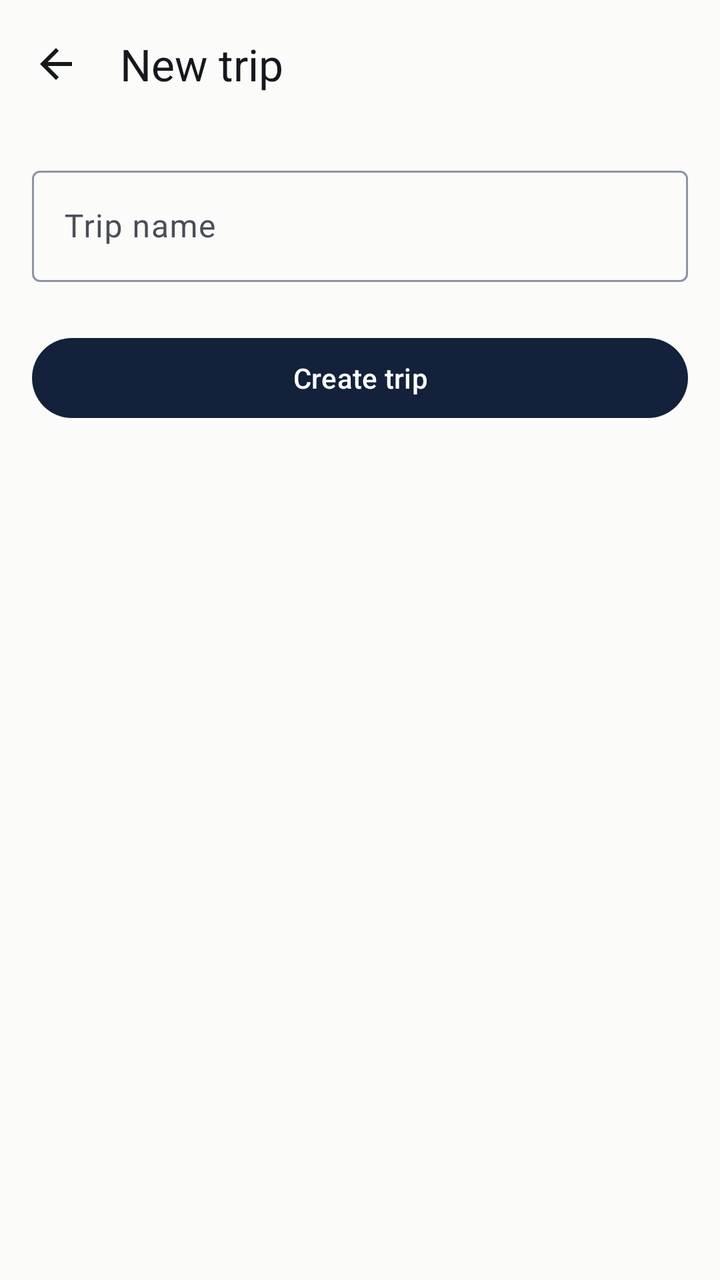
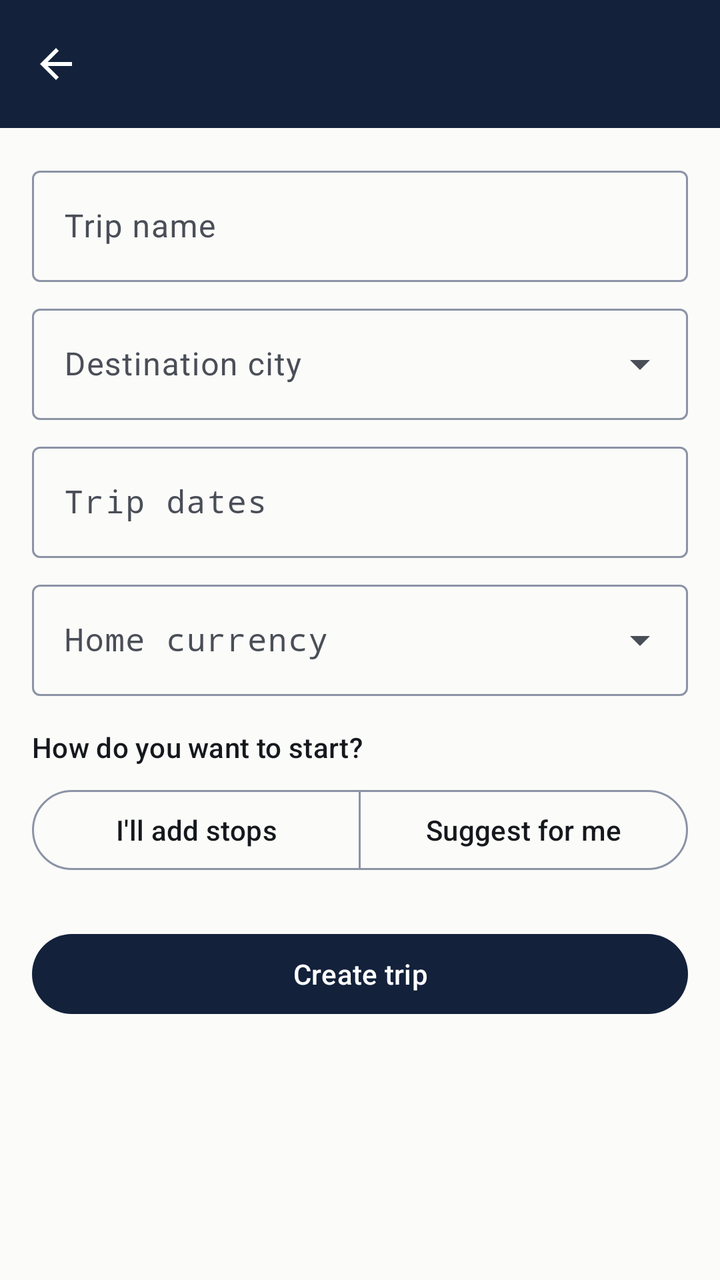

Before-and-after screenshots of an Android layout around one commit, followed by the original layout XML and the change that was made.
<!-- AndroidManifest.xml: application theme Theme.TripFit -->
<!-- res/layout/activity_new_trip.xml -->
<?xml version="1.0" encoding="utf-8"?>
<LinearLayout xmlns:android="http://schemas.android.com/apk/res/android"
    xmlns:app="http://schemas.android.com/apk/res-auto"
    xmlns:tools="http://schemas.android.com/tools"
    android:id="@+id/new_trip_root"
    android:layout_width="match_parent"
    android:layout_height="match_parent"
    android:background="?attr/colorSurface"
    android:orientation="vertical"
    tools:context=".NewTripActivity">

    <com.google.android.material.appbar.MaterialToolbar
        android:id="@+id/toolbar"
        android:layout_width="match_parent"
        android:layout_height="?attr/actionBarSize"
        android:background="?attr/colorSurface"
        app:navigationIcon="@drawable/ic_arrow_back_24"
        app:title="@string/new_trip_title"
        app:titleTextColor="?attr/colorOnSurface" />

    <LinearLayout
        android:layout_width="match_parent"
        android:layout_height="wrap_content"
        android:orientation="vertical"
        android:padding="@dimen/space_md">

        <com.google.android.material.textfield.TextInputLayout
            android:id="@+id/layout_trip_name"
            style="@style/Widget.Material3.TextInputLayout.OutlinedBox"
            android:layout_width="match_parent"
            android:layout_height="wrap_content"
            android:hint="@string/field_trip_name_hint">

            <com.google.android.material.textfield.TextInputEditText
                android:id="@+id/input_trip_name"
                android:layout_width="match_parent"
                android:layout_height="wrap_content"
                android:inputType="textCapWords" />

        </com.google.android.material.textfield.TextInputLayout>

        <com.google.android.material.button.MaterialButton
            android:id="@+id/button_create_trip"
            android:layout_width="match_parent"
            android:layout_height="wrap_content"
            android:layout_marginTop="@dimen/space_lg"
            android:text="@string/action_create_trip" />

    </LinearLayout>

</LinearLayout>
<!-- resources referenced by this layout -->
<resources>
  <dimen name="space_lg">24dp</dimen>
  <dimen name="space_md">16dp</dimen>
  <!-- drawable ic_arrow_back_24 (drawable) -->
  <vector xmlns:android="http://schemas.android.com/apk/res/android"
      android:width="24dp"
      android:height="24dp"
      android:viewportWidth="24"
      android:viewportHeight="24"
      android:tint="?attr/colorOnSurface">
      <path
          android:fillColor="@android:color/white"
          android:pathData="M20,11H7.83l5.59,-5.59L12,4l-8,8 8,8 1.41,-1.41L7.83,13H20v-2z" />
  </vector>
  <string name="action_create_trip">Create trip</string>
  <string name="field_trip_name_hint">Trip name</string>
  <string name="new_trip_title">New trip</string>
  <style name="Theme.TripFit" parent="Base.Theme.TripFit" />
  <style name="Base.Theme.TripFit" parent="Theme.Material3.DayNight.NoActionBar">
          <item name="colorPrimary">@color/md_primary</item>
          <item name="colorOnPrimary">@color/md_on_primary</item>
          <item name="colorPrimaryContainer">@color/md_primary_container</item>
          <item name="colorOnPrimaryContainer">@color/md_on_primary_container</item>
  
          <item name="colorSecondary">@color/md_secondary</item>
          <item name="colorOnSecondary">@color/md_on_secondary</item>
          <item name="colorSecondaryContainer">@color/md_secondary_container</item>
          <item name="colorOnSecondaryContainer">@color/md_on_secondary_container</item>
  
          <item name="android:colorBackground">@color/md_background</item>
          <item name="colorOnBackground">@color/md_on_background</item>
          <item name="colorSurface">@color/md_surface</item>
          <item name="colorOnSurface">@color/md_on_surface</item>
          <item name="colorSurfaceVariant">@color/md_surface_variant</item>
          <item name="colorOnSurfaceVariant">@color/md_on_surface_variant</item>
          <item name="colorOutline">@color/md_outline</item>
      </style>
  <color name="md_primary">#13213B</color>
  <color name="md_on_primary">#FFFFFF</color>
  <color name="md_primary_container">#D7DEEA</color>
  <color name="md_on_primary_container">#13213B</color>
  <color name="md_secondary">#8A5B00</color>
  <color name="md_on_secondary">#FFFFFF</color>
  <color name="md_secondary_container">#FFE8B2</color>
  <color name="md_on_secondary_container">#2B1B00</color>
  <color name="md_background">#FBFBF9</color>
  <color name="md_on_background">#15181D</color>
  <color name="md_surface">#FBFBF9</color>
  <color name="md_on_surface">#15181D</color>
  <color name="md_surface_variant">#E7E9ED</color>
  <color name="md_on_surface_variant">#4A4E57</color>
  <color name="md_outline">#8B93A6</color>
</resources>

<!-- the commit's change to res/layout/activity_new_trip.xml (unified diff, before → after) -->
@@ -9,43 +9,149 @@
     android:orientation="vertical"
     tools:context=".NewTripActivity">
 
+    <include layout="@layout/view_toolbar" />
+
+    <androidx.core.widget.NestedScrollView
+        android:layout_width="match_parent"
+        android:layout_height="0dp"
+        android:layout_weight="1">
+
+        <LinearLayout
+            android:layout_width="match_parent"
+            android:layout_height="wrap_content"
+            android:orientation="vertical"
+            android:padding="@dimen/space_md">
+
+            <com.google.android.material.textfield.TextInputLayout
+                android:id="@+id/layout_trip_name"
+                style="@style/Widget.Material3.TextInputLayout.OutlinedBox"
+                android:layout_width="match_parent"
+                android:layout_height="wrap_content"
+                android:hint="@string/field_trip_name_hint">
+
+                <com.google.android.material.textfield.TextInputEditText
+                    android:id="@+id/input_trip_name"
+                    android:layout_width="match_parent"
+                    android:layout_height="wrap_content"
+                    android:inputType="textCapWords"
+                    android:maxLength="60" />
+
+            </com.google.android.material.textfield.TextInputLayout>
+
+            <com.google.android.material.textfield.TextInputLayout
+                android:id="@+id/layout_city"
+                style="@style/Widget.Material3.TextInputLayout.OutlinedBox.ExposedDropdownMenu"
+                android:layout_width="match_parent"
+                android:layout_height="wrap_content"
+                android:layout_marginTop="@dimen/space_sm"
+                android:hint="@string/field_city_hint">
+
+                <com.google.android.material.textfield.MaterialAutoCompleteTextView
+                    android:id="@+id/input_city"
+                    android:layout_width="match_parent"
+                    android:layout_height="wrap_content"
+                    android:inputType="none" />
+
+            </com.google.android.material.textfield.TextInputLayout>
+
+            <com.google.android.material.textfield.TextInputLayout
+                android:id="@+id/layout_dates"
+                style="@style/Widget.Material3.TextInputLayout.OutlinedBox"
+                android:layout_width="match_parent"
+                android:layout_height="wrap_content"
+                android:layout_marginTop="@dimen/space_sm"
+                android:hint="@string/field_dates_hint">
+
+                <com.google.android.material.textfield.TextInputEditText
+                    android:id="@+id/input_dates"
+                    android:layout_width="match_parent"
+                    android:layout_height="wrap_content"
+                    android:focusable="false"
+                    android:fontFamily="monospace"
+                    android:inputType="none" />
+
+            </com.google.android.material.textfield.TextInputLayout>
+
+            <com.google.android.material.textfield.TextInputLayout
+                style="@style/Widget.Material3.TextInputLayout.OutlinedBox.ExposedDropdownMenu"
+                android:layout_width="match_parent"
+                android:layout_height="wrap_content"
+                android:layout_marginTop="@dimen/space_sm"
+                android:hint="@string/field_currency_hint">
+
+                <com.google.android.material.textfield.MaterialAutoCompleteTextView
+                    android:id="@+id/input_currency"
+                    android:layout_width="match_parent"
+                    android:layout_height="wrap_content"
+                    android:fontFamily="monospace"
+                    android:inputType="none" />
+
+            </com.google.android.material.textfield.TextInputLayout>
+
+            <TextView
+                android:layout_width="match_parent"
+                android:layout_height="wrap_content"
+                android:layout_marginTop="@dimen/space_md"
+                android:layout_marginBottom="@dimen/space_sm"
+                android:text="@string/plan_mode_title"
+                android:textAppearance="?attr/textAppearanceTitleSmall"
+                android:textColor="?attr/colorOnSurface" />
+
+            <com.google.android.material.button.MaterialButtonToggleGroup
+                android:id="@+id/toggle_plan_mode"
+                android:layout_width="match_parent"
+                android:layout_height="wrap_content"
+                app:selectionRequired="true"
+                app:singleSelection="true">
+
+                <com.google.android.material.button.MaterialButton
+                    android:id="@+id/button_plan_manual"
+                    style="?attr/materialButtonOutlinedStyle"
+                    android:layout_width="0dp"
+                    android:layout_height="wrap_content"
+                    android:layout_weight="1"
+                    android:text="@string/plan_mode_manual" />
+
+                <com.google.android.material.button.MaterialButton
+                    android:id="@+id/button_plan_discover"
+                    style="?attr/materialButtonOutlinedStyle"
+                    android:layout_width="0dp"
+                    android:layout_height="wrap_content"
+                    android:layout_weight="1"
+                    android:text="@string/plan_mode_discover" />
+
+            </com.google.android.material.button.MaterialButtonToggleGroup>
+
+            <com.google.android.material.button.MaterialButton
+                android:id="@+id/button_create_trip"
+                android:layout_width="match_parent"
+                android:layout_height="wrap_content"
+                android:layout_marginTop="@dimen/space_lg"
+                android:text="@string/action_create_trip" />
+
+        </LinearLayout>
+
+    </androidx.core.widget.NestedScrollView>
+
+</LinearLayout>
+<!-- res/layout/view_toolbar.xml (included above) -->
+<?xml version="1.0" encoding="utf-8"?>
+<com.google.android.material.appbar.AppBarLayout xmlns:android="http://schemas.android.com/apk/res/android"
+    xmlns:app="http://schemas.android.com/apk/res-auto"
+    android:layout_width="match_parent"
+    android:layout_height="wrap_content"
+    android:background="@color/ticket_carrier_navy"
+    android:elevation="0dp"
+    android:fitsSystemWindows="true">
+
     <com.google.android.material.appbar.MaterialToolbar
         android:id="@+id/toolbar"
         android:layout_width="match_parent"
         android:layout_height="?attr/actionBarSize"
-        android:background="?attr/colorSurface"
+        android:background="@color/ticket_carrier_navy"
+        app:navigationContentDescription="@string/cd_back"
         app:navigationIcon="@drawable/ic_arrow_back_24"
-        app:title="@string/new_trip_title"
-        app:titleTextColor="?attr/colorOnSurface" />
+        app:navigationIconTint="@color/on_ticket_carrier"
+        app:titleTextColor="@color/on_ticket_carrier" />
 
-    <LinearLayout
-        android:layout_width="match_parent"
-        android:layout_height="wrap_content"
-        android:orientation="vertical"
-        android:padding="@dimen/space_md">
-
-        <com.google.android.material.textfield.TextInputLayout
-            android:id="@+id/layout_trip_name"
-            style="@style/Widget.Material3.TextInputLayout.OutlinedBox"
-            android:layout_width="match_parent"
-            android:layout_height="wrap_content"
-            android:hint="@string/field_trip_name_hint">
-
-            <com.google.android.material.textfield.TextInputEditText
-                android:id="@+id/input_trip_name"
-                android:layout_width="match_parent"
-                android:layout_height="wrap_content"
-                android:inputType="textCapWords" />
-
-        </com.google.android.material.textfield.TextInputLayout>
-
-        <com.google.android.material.button.MaterialButton
-            android:id="@+id/button_create_trip"
-            android:layout_width="match_parent"
-            android:layout_height="wrap_content"
-            android:layout_marginTop="@dimen/space_lg"
-            android:text="@string/action_create_trip" />
-
-    </LinearLayout>
-
-</LinearLayout>
+</com.google.android.material.appbar.AppBarLayout>
<!-- resource entries referenced after the edit -->
@@ -1,7 +1,10 @@
 <!-- resources referenced by this layout -->
 <resources>
+  <color name="on_ticket_carrier">#FFFFFF</color>
+  <color name="ticket_carrier_navy">#13213B</color>
   <dimen name="space_lg">24dp</dimen>
   <dimen name="space_md">16dp</dimen>
+  <dimen name="space_sm">8dp</dimen>
   <!-- drawable ic_arrow_back_24 (drawable) -->
   <vector xmlns:android="http://schemas.android.com/apk/res/android"
       android:width="24dp"
@@ -14,8 +17,14 @@
           android:pathData="M20,11H7.83l5.59,-5.59L12,4l-8,8 8,8 1.41,-1.41L7.83,13H20v-2z" />
   </vector>
   <string name="action_create_trip">Create trip</string>
+  <string name="cd_back">Back</string>
+  <string name="field_city_hint">Destination city</string>
+  <string name="field_currency_hint">Home currency</string>
+  <string name="field_dates_hint">Trip dates</string>
   <string name="field_trip_name_hint">Trip name</string>
-  <string name="new_trip_title">New trip</string>
+  <string name="plan_mode_discover">Suggest for me</string>
+  <string name="plan_mode_manual">I\'ll add stops</string>
+  <string name="plan_mode_title">How do you want to start?</string>
   <style name="Theme.TripFit" parent="Base.Theme.TripFit" />
   <style name="Base.Theme.TripFit" parent="Theme.Material3.DayNight.NoActionBar">
           <item name="colorPrimary">@color/md_primary</item>
